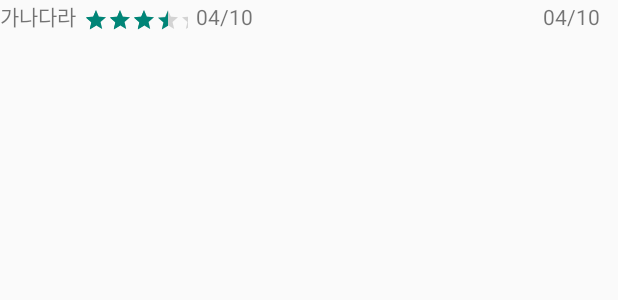
After one commit to inseon0731/nullProject, an Android app: the layout reviewviewholder.xml on its own in the app's theme, with its tools: preview values and no code run, on a phone screen of 412 x 824 dp. The commit adds this screen. Shown: the top 300 px of the screen. Run offline under Robolectric (Android 15) with nearby library versions, the phone set to English and light mode, and no system bars.

Commit message:
2017.05.26 리뷰 완성

```diff
--- a/app/src/main/java/com/example/hong_inseon/projectlouvre/ExhibitionInfoActivity.java
+++ b/app/src/main/java/com/example/hong_inseon/projectlouvre/ExhibitionInfoActivity.java
@@ -62,6 +62,9 @@ public class ExhibitionInfoActivity extends AppCompatActivity implements Navigat
     protected void onCreate(Bundle savedInstanceState) {
         super.onCreate(savedInstanceState);
         setContentView(R.layout.activity_exhibition_info_drawer);
+
+        MainActivity.mn=1;
+        MainActivity.en=1;
 
         iv=(ImageView)findViewById(R.id.exHeart);
 
--- a/app/src/main/java/com/example/hong_inseon/projectlouvre/MainActivity.java
+++ b/app/src/main/java/com/example/hong_inseon/projectlouvre/MainActivity.java
@@ -9,7 +9,9 @@ import android.view.WindowManager;
 
 public class MainActivity extends AppCompatActivity {
 
-    public static int version= 17;
+    public static int version= 18;
+    public static int mn = 0;
+    public static int en = 0;
     public static int un = -1;
     public static String uname;
 
--- a/app/src/main/res/layout/abs.xml
+++ b/app/src/main/res/layout/abs.xml
@@ -8,7 +8,7 @@
         android:layout_width="wrap_content"
         android:layout_height="match_parent"
         android:layout_gravity="center_horizontal"
-        android:text="Project Louvre"
+        android:text="Project LOUVRE"
         android:textColor="@color/colorWhite"
         android:id="@+id/mytext"
         android:textSize="22dp" />
--- /dev/null
+++ b/app/src/main/res/layout/reviewviewholder.xml
@@ -0,0 +1,36 @@
+<?xml version="1.0" encoding="utf-8"?>
+<LinearLayout xmlns:android="http://schemas.android.com/apk/res/android"
+    android:orientation="horizontal" android:layout_width="match_parent"
+    android:layout_height="match_parent"
+    android:weightSum="1">
+
+    <TextView
+        android:id="@+id/review_User"
+        android:layout_width="wrap_content"
+        android:layout_height="30dp"
+        android:text="가나다라" />
+
+    <RatingBar
+        android:id="@+id/review_RatingBar"
+        style="?android:attr/ratingBarStyleSmall"
+        android:padding="5dp"
+        android:gravity="bottom"
+        android:numStars="5"
+        android:rating="3.5"
+        android:stepSize="0.5"
+        android:layout_width="wrap_content"
+        android:layout_height="30dp" />
+
+    <TextView
+        android:id="@+id/review_Content"
+        android:layout_width="50dp"
+        android:layout_height="30dp"
+        android:layout_weight="1"
+        android:text="04/10" />
+
+    <TextView
+        android:id="@+id/review_Date"
+        android:layout_width="50dp"
+        android:layout_height="wrap_content"
+        android:text="04/10" />
+</LinearLayout>
```
Also changed, not shown: app/src/main/java/com/example/hong_inseon/projectlouvre/ListViewAdapterReview.java (added, +85 -0 lines), app/src/main/java/com/example/hong_inseon/projectlouvre/MenuTabFrag3.java (+118 -2 lines), app/src/main/java/com/example/hong_inseon/projectlouvre/MyTabFragment4.java (+1 -17 lines), app/src/main/java/com/example/hong_inseon/projectlouvre/dao/Review.java (+75 -4 lines), app/src/main/res/drawable/clock.png, 7 other files.
